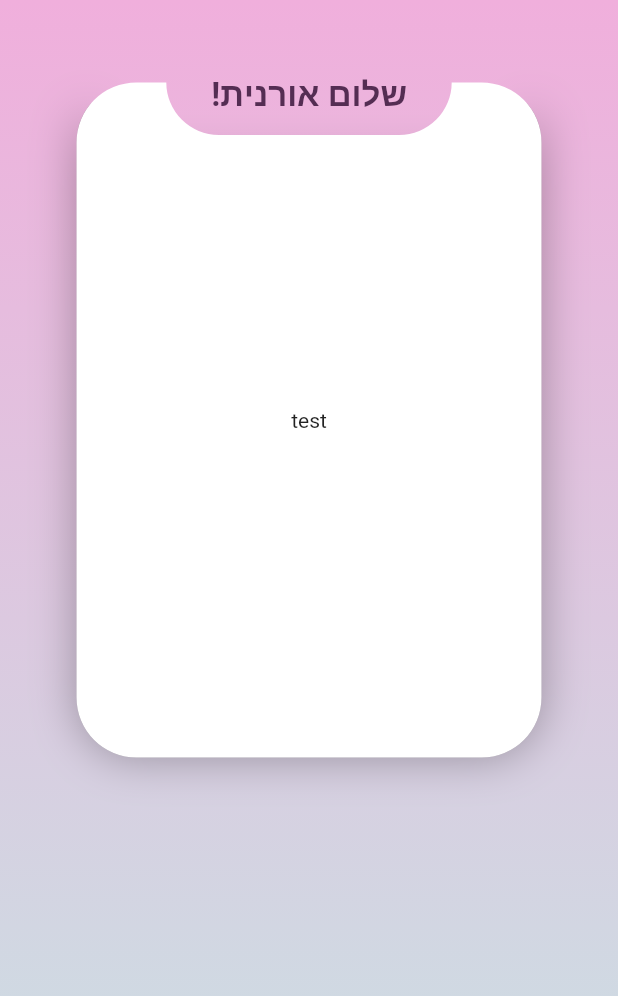
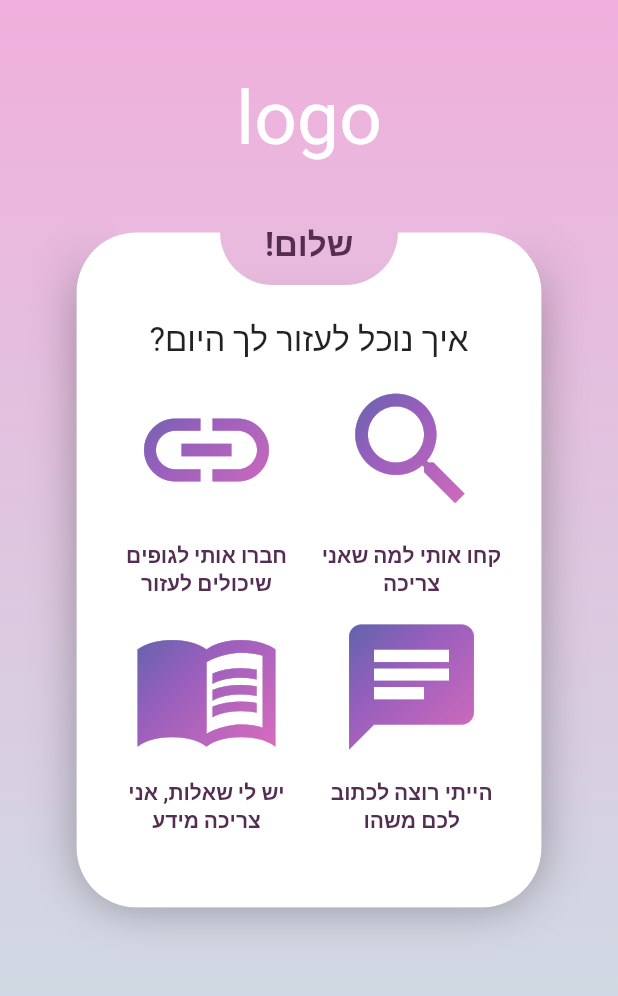
Before and after one commit to barakgro/Almiya, a Flutter app: the screen it shows after launch, on a phone screen of 412 x 824 dp. Shown: the top 996 px of the screen. Run offline on Flutter 3.47's test engine with Material 2 defaults, Android fonts, the light colour scheme and no system bars.

Commit message:
add option_menu component

```diff
--- /dev/null
+++ b/lib/components/gradient_icon.dart
@@ -0,0 +1,32 @@
+import 'package:flutter/material.dart';
+
+class GradientIcon extends StatelessWidget {
+  GradientIcon(
+    this.icon,
+    this.size,
+    this.gradient,
+  );
+
+  final IconData icon;
+  final double size;
+  final Gradient gradient;
+
+  @override
+  Widget build(BuildContext context) {
+    return ShaderMask(
+      child: SizedBox(
+        width: size * 1.2,
+        height: size * 1.2,
+        child: Icon(
+          icon,
+          size: size,
+          color: Colors.white,
+        ),
+      ),
+      shaderCallback: (Rect bounds) {
+        final Rect rect = Rect.fromLTRB(0, 0, size, size);
+        return gradient.createShader(rect);
+      },
+    );
+  }
+}
--- /dev/null
+++ b/lib/components/menu_option.dart
@@ -0,0 +1,50 @@
+import 'package:Almiya/components/gradient_icon.dart';
+import 'package:flutter/cupertino.dart';
+import 'package:flutter/material.dart';
+
+class MenuOption extends StatelessWidget {
+  MenuOption(
+    this.title,
+    this.icon,
+    this.size,
+  );
+
+  final String title;
+  final IconData icon;
+  final double size;
+
+  final Color darkPurple = Color(0xff542d53);
+
+  @override
+  Widget build(BuildContext context) {
+    return Column(
+      children: [
+        GradientIcon(
+          this.icon,
+          this.size,
+          LinearGradient(
+            colors: <Color>[
+              Color(0xff4166a2),
+              Color(0xff985fbc),
+              Color(0xffd46bbd),
+            ],
+            begin: Alignment.topLeft,
+            end: Alignment.bottomRight,
+          ),
+        ),
+        Container(
+          width: this.size*1.2,
+          child: Text(
+            this.title,
+            style: TextStyle(
+              color: darkPurple,
+              fontWeight: FontWeight.bold,
+            ),
+            textAlign: TextAlign.center,
+            textDirection: TextDirection.rtl,
+          ),
+        ),
+      ],
+    );
+  }
+}
--- a/lib/pages/main.dart
+++ b/lib/pages/main.dart
@@ -1,5 +1,6 @@
 import 'package:Almiya/components/main_card.dart';
 import 'package:Almiya/components/almiya_page.dart';
+import 'package:Almiya/components/menu_option.dart';
 import 'package:flutter/material.dart';
 
 void main() {
@@ -9,15 +10,99 @@ void main() {
 }
 
 class MyApp extends StatelessWidget {
+  final double optionSize = 100;
+
   @override
   Widget build(BuildContext context) {
     return AlmiyaPage(
       child: Column(
         children: [
+          Row(
+            mainAxisAlignment: MainAxisAlignment.spaceEvenly,
+            children: [
+              Container(
+                height: 100,
+                padding: EdgeInsets.fromLTRB(0, 30, 0, 0),
+                child: Material(
+                  type: MaterialType.transparency,
+                  child: Text(
+                    "logo",
+                    style: TextStyle(
+                      color: Colors.white,
+                      fontSize: 50,
+                    ),
+                  ),
+                ),
+              ),
+            ],
+          ),
           MainCard(
-            title: "שלום אורנית!",
-            child: Center(
-              child: Text("test"),
+            title: "שלום!",
+            child: Column(
+              children: [
+                Row(
+                  mainAxisAlignment: MainAxisAlignment.spaceEvenly,
+                  children: [
+                    Container(
+                      padding: EdgeInsets.fromLTRB(0, 10, 0, 0),
+                      child: Text(
+                        "איך נוכל לעזור לך היום?",
+                        textDirection: TextDirection.rtl,
+                        textAlign: TextAlign.center,
+                        style: TextStyle(fontSize: 22),
+                      ),
+                    ),
+                  ],
+                ),
+                Row(
+                  textDirection: TextDirection.rtl,
+                  mainAxisAlignment: MainAxisAlignment.spaceEvenly,
+                  children: [
+                    Column(
+                      children: [
+                        MenuOption(
+                          "קחו אותי למה שאני צריכה",
+                          Icons.search,
+                          optionSize,
+                        ),
+                      ],
+                    ),
+                    Column(
+                      children: [
+                        MenuOption(
+                          "חברו אותי לגופים שיכולים לעזור",
+                          Icons.link,
+                          optionSize,
+                        ),
+                      ],
+                    ),
+                  ],
+                ),
+                Row(
+                  textDirection: TextDirection.rtl,
+                  mainAxisAlignment: MainAxisAlignment.spaceEvenly,
+                  children: [
+                    Column(
+                      children: [
+                        MenuOption(
+                          "הייתי רוצה לכתוב לכם משהו",
+                          Icons.chat,
+                          optionSize,
+                        ),
+                      ],
+                    ),
+                    Column(
+                      children: [
+                        MenuOption(
+                          "יש לי שאלות, אני צריכה מידע",
+                          Icons.menu_book_sharp,
+                          optionSize,
+                        ),
+                      ],
+                    ),
+                  ],
+                ),
+              ],
             ),
           ),
         ],
```
